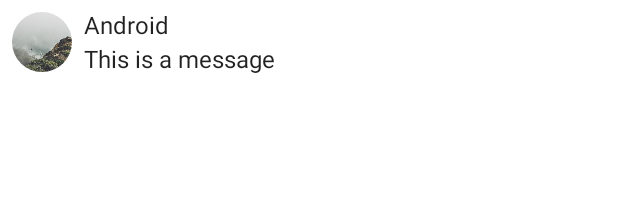
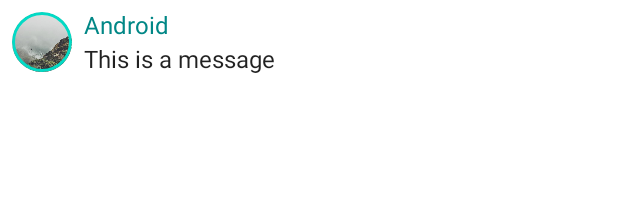
Before and after one commit to Fatimazza/JetpackCompose, an Android app built with Jetpack Compose: the @Preview function DefaultPreview, on a phone screen of 412 x 824 dp. Shown: the top 202 px of the screen. Run offline under Robolectric (Android 15) with nearby library versions, the phone set to English and light mode, and no system bars.

Commit message:
Color - Add color in Text and Image border

```diff
--- a/app/src/main/java/io/github/fatimazza/jetpackcompose/MainActivity.kt
+++ b/app/src/main/java/io/github/fatimazza/jetpackcompose/MainActivity.kt
@@ -4,8 +4,10 @@ import android.os.Bundle
 import androidx.activity.ComponentActivity
 import androidx.activity.compose.setContent
 import androidx.compose.foundation.Image
+import androidx.compose.foundation.border
 import androidx.compose.foundation.layout.*
 import androidx.compose.foundation.shape.CircleShape
+import androidx.compose.material.MaterialTheme
 import androidx.compose.material.Text
 import androidx.compose.runtime.Composable
 import androidx.compose.ui.Modifier
@@ -42,13 +44,17 @@ fun GreetingCard(msg: Message) {
                 // set Image size and shape
                 .size(40.dp)
                 .clip(CircleShape)
+                .border(1.5.dp, MaterialTheme.colors.secondary, CircleShape)
         )
 
         // Add a horizontal space between the image and the column
         Spacer(modifier = Modifier.width(8.dp))
 
         Column {
-            Text(text = msg.author)
+            Text(
+                text = msg.author,
+                color = MaterialTheme.colors.secondaryVariant
+            )
             // Add a vertical space between the author and message texts
             Spacer(modifier = Modifier.height(4.dp))
             Text(text = msg.body)
```
